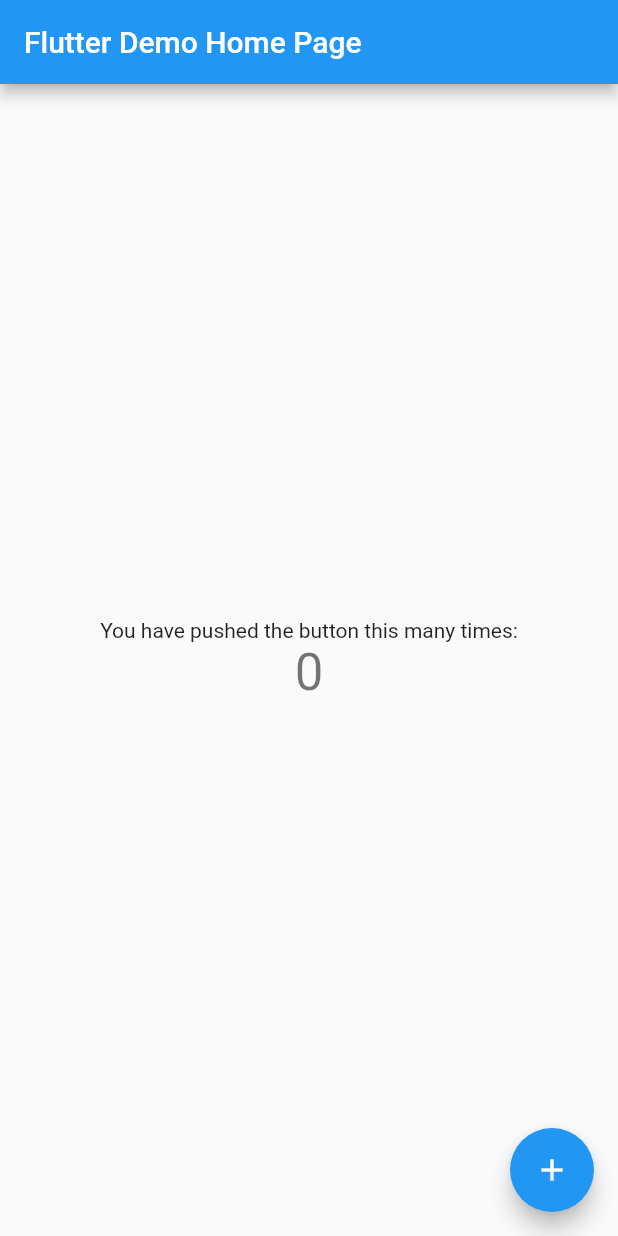
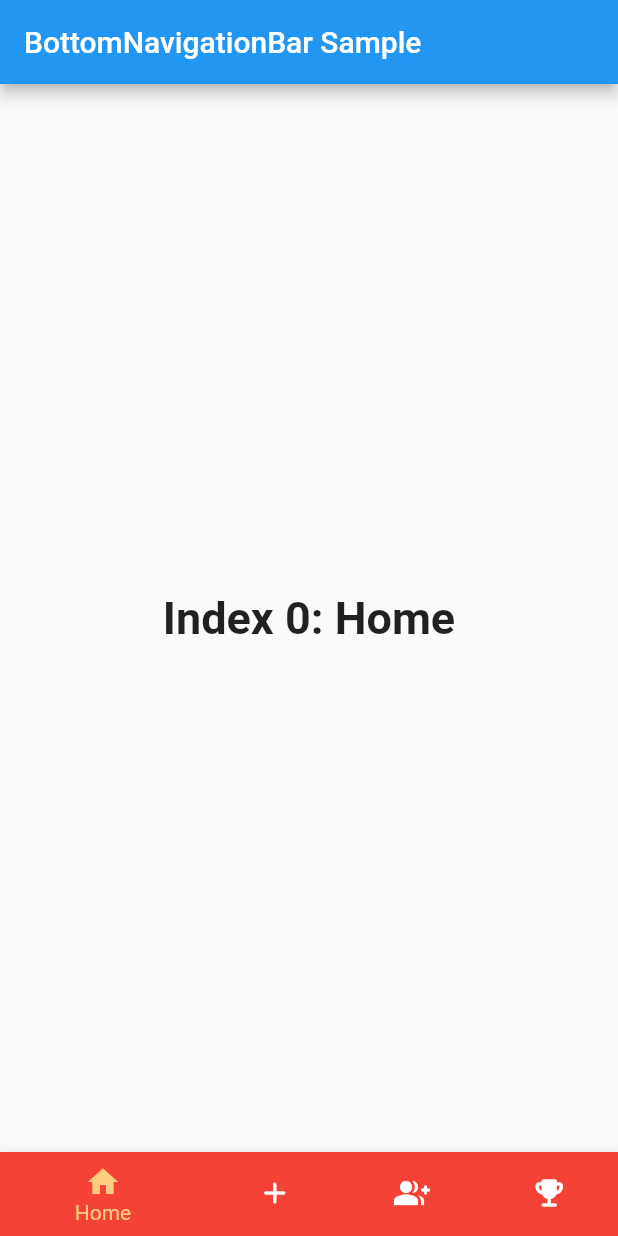
Before and after one commit to msd19tomatina/tomatina_cross_plattform, a Flutter app: the screen it shows after launch, on a phone screen of 412 x 824 dp. Run offline on Flutter 3.47's test engine with Material 2 defaults, Android fonts, the phone set to English and light mode, and no system bars.

Commit message:
added bottom navbar

```diff
--- a/lib/main.dart
+++ b/lib/main.dart
@@ -1,117 +1,106 @@
+/// Flutter code sample for BottomNavigationBar
+
+// This example shows a [BottomNavigationBar] as it is used within a [Scaffold]
+// widget. The [BottomNavigationBar] has three [BottomNavigationBarItem]
+// widgets and the [currentIndex] is set to index 0. The selected item is
+// amber. The `_onItemTapped` function changes the selected item's index
+// and displays a corresponding message in the center of the [Scaffold].
+//
+// ![A scaffold with a bottom navigation bar containing three bottom navigation
+// bar items. The first one is selected.](https://flutter.github.io/assets-for-api-docs/assets/material/bottom_navigation_bar.png)
+
 import 'package:flutter/material.dart';
 
-void main() {
-  runApp(MyApp());
-}
+void main() => runApp(MyApp());
 
+/// This is the main application widget.
 class MyApp extends StatelessWidget {
-  // This widget is the root of your application.
+  static const String _title = 'Flutter Code Sample';
+
   @override
   Widget build(BuildContext context) {
     return MaterialApp(
-      title: 'Flutter Demo',
-      theme: ThemeData(
-        // This is the theme of your application.
-        //
-        // Try running your application with "flutter run". You'll see the
-        // application has a blue toolbar. Then, without quitting the app, try
-        // changing the primarySwatch below to Colors.green and then invoke
-        // "hot reload" (press "r" in the console where you ran "flutter run",
-        // or simply save your changes to "hot reload" in a Flutter IDE).
-        // Notice that the counter didn't reset back to zero; the application
-        // is not restarted.
-        primarySwatch: Colors.blue,
-        // This makes the visual density adapt to the platform that you run
-        // the app on. For desktop platforms, the controls will be smaller and
-        // closer together (more dense) than on mobile platforms.
-        visualDensity: VisualDensity.adaptivePlatformDensity,
-      ),
-      home: MyHomePage(title: 'Flutter Demo Home Page'),
+      title: _title,
+      home: MyStatefulWidget(),
     );
   }
 }
 
-class MyHomePage extends StatefulWidget {
-  MyHomePage({Key key, this.title}) : super(key: key);
-
-  // This widget is the home page of your application. It is stateful, meaning
-  // that it has a State object (defined below) that contains fields that affect
-  // how it looks.
-
-  // This class is the configuration for the state. It holds the values (in this
-  // case the title) provided by the parent (in this case the App widget) and
-  // used by the build method of the State. Fields in a Widget subclass are
-  // always marked "final".
-
-  final String title;
+/// This is the stateful widget that the main application instantiates.
+class MyStatefulWidget extends StatefulWidget {
+  MyStatefulWidget({Key key}) : super(key: key);
 
   @override
-  _MyHomePageState createState() => _MyHomePageState();
+  _MyStatefulWidgetState createState() => _MyStatefulWidgetState();
 }
 
-class _MyHomePageState extends State<MyHomePage> {
-  int _counter = 0;
+/// This is the private State class that goes with MyStatefulWidget.
+class _MyStatefulWidgetState extends State<MyStatefulWidget> {
+  int _selectedIndex = 0;
+  static const TextStyle optionStyle =
+  TextStyle(fontSize: 30, fontWeight: FontWeight.bold);
+  static const List<Widget> _widgetOptions = <Widget>[
+    Text(
+      'Index 0: Home',
+      style: optionStyle,
+    ),
+    Text(
+      'Index 1: Create',
+      style: optionStyle,
+    ),
+    Text(
+      'Index 2: Join',
+      style: optionStyle,
+    ),
+    Text(
+      'Index 3: HighScores',
+      style: optionStyle,
+    ),
+  ];
 
-  void _incrementCounter() {
+  void _onItemTapped(int index) {
     setState(() {
-      // This call to setState tells the Flutter framework that something has
-      // changed in this State, which causes it to rerun the build method below
-      // so that the display can reflect the updated values. If we changed
-      // _counter without calling setState(), then the build method would not be
-      // called again, and so nothing would appear to happen.
-      _counter++;
+      _selectedIndex = index;
     });
   }
 
   @override
   Widget build(BuildContext context) {
-    // This method is rerun every time setState is called, for instance as done
-    // by the _incrementCounter method above.
-    //
-    // The Flutter framework has been optimized to make rerunning build methods
-    // fast, so that you can just rebuild anything that needs updating rather
-    // than having to individually change instances of widgets.
     return Scaffold(
       appBar: AppBar(
-        // Here we take the value from the MyHomePage object that was created by
-        // the App.build method, and use it to set our appbar title.
-        title: Text(widget.title),
+        title: const Text('BottomNavigationBar Sample'),
       ),
       body: Center(
-        // Center is a layout widget. It takes a single child and positions it
-        // in the middle of the parent.
-        child: Column(
-          // Column is also a layout widget. It takes a list of children and
-          // arranges them vertically. By default, it sizes itself to fit its
-          // children horizontally, and tries to be as tall as its parent.
-          //
-          // Invoke "debug painting" (press "p" in the console, choose the
-          // "Toggle Debug Paint" action from the Flutter Inspector in Android
-          // Studio, or the "Toggle Debug Paint" command in Visual Studio Code)
-          // to see the wireframe for each widget.
-          //
-          // Column has various properties to control how it sizes itself and
-          // how it positions its children. Here we use mainAxisAlignment to
-          // center the children vertically; the main axis here is the vertical
-          // axis because Columns are vertical (the cross axis would be
-          // horizontal).
-          mainAxisAlignment: MainAxisAlignment.center,
-          children: <Widget>[
-            Text(
-              'You have pushed the button this many times:',
-            ),
-            Text(
-              '$_counter',
-              style: Theme.of(context).textTheme.headline4,
-            ),
-          ],
-        ),
+        child: _widgetOptions.elementAt(_selectedIndex),
       ),
-      floatingActionButton: FloatingActionButton(
-        onPressed: _incrementCounter,
-        tooltip: 'Increment',
-        child: Icon(Icons.add),
-      ), // This trailing comma makes auto-formatting nicer for build methods.
+      bottomNavigationBar: BottomNavigationBar(
+
+        items: const <BottomNavigationBarItem>[
+
+          BottomNavigationBarItem(
+            icon: Icon(Icons.home),
+            label: 'Home',
+            backgroundColor: Colors.red,
+          ),
+          BottomNavigationBarItem(
+            icon: Icon(Icons.add_rounded),
+            label: 'Create',
+          ),
+          BottomNavigationBarItem(
+            icon: Icon(Icons.group_add_rounded),
+            label: 'Join',
+          ),
+          BottomNavigationBarItem(
+            icon: Icon(Icons.emoji_events_rounded),
+            label: 'Highscores',
+          ),
+        ],
+        currentIndex: _selectedIndex,
+
+
+        selectedItemColor: Colors.orange[200],
+        onTap: _onItemTapped,
+      ),
     );
   }
 }
```
Also changed, not shown: 1 other file.
